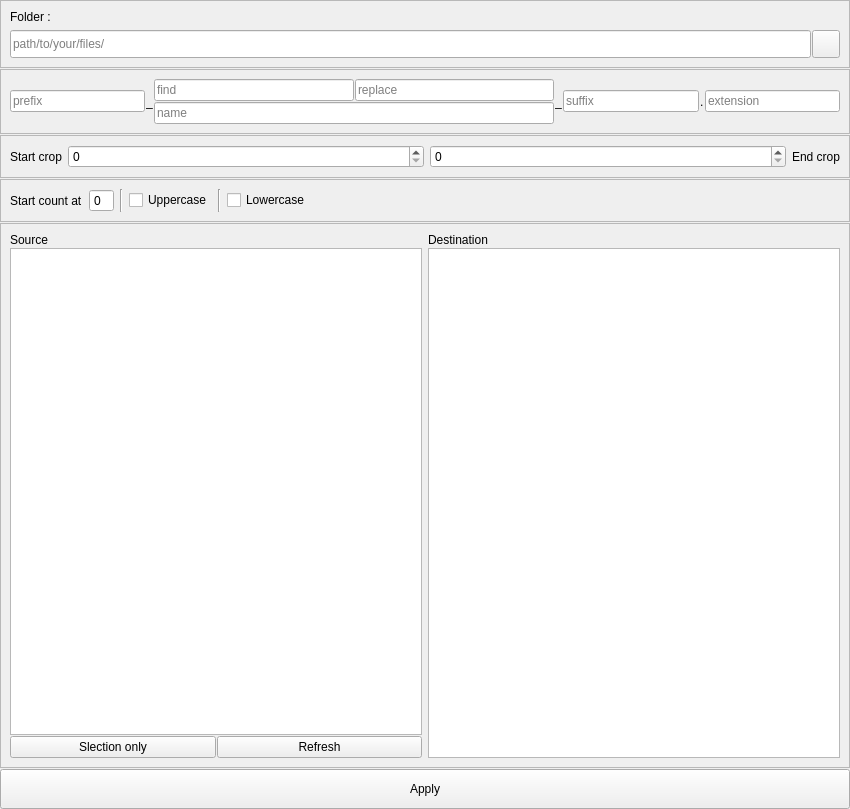
Old version of the form App/ui_files/renamer.ui in the repository Wizard-collab/Wizard.
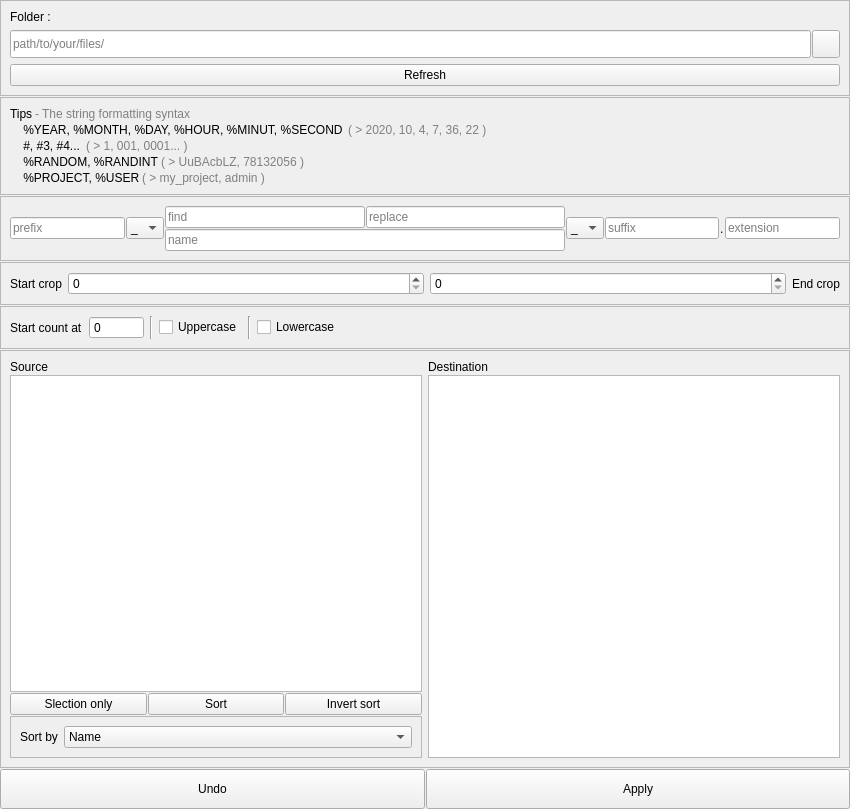
New version of the form.

```diff
--- a/App/ui_files/renamer.ui
+++ b/App/ui_files/renamer.ui
@@ -84,6 +84,172 @@
         </item>
        </layout>
       </item>
+      <item>
+       <widget class="QPushButton" name="renamer_refresh_pushButton">
+        <property name="text">
+         <string>Refresh</string>
+        </property>
+       </widget>
+      </item>
+     </layout>
+    </widget>
+   </item>
+   <item>
+    <widget class="QFrame" name="frame_6">
+     <property name="frameShape">
+      <enum>QFrame::StyledPanel</enum>
+     </property>
+     <property name="frameShadow">
+      <enum>QFrame::Raised</enum>
+     </property>
+     <layout class="QVBoxLayout" name="verticalLayout_3">
+      <property name="spacing">
+       <number>2</number>
+      </property>
+      <item>
+       <layout class="QHBoxLayout" name="horizontalLayout_8">
+        <item>
+         <widget class="QLabel" name="label_10">
+          <property name="sizePolicy">
+           <sizepolicy hsizetype="Fixed" vsizetype="Preferred">
+            <horstretch>0</horstretch>
+            <verstretch>0</verstretch>
+           </sizepolicy>
+          </property>
+          <property name="text">
+           <string>Tips</string>
+          </property>
+         </widget>
+        </item>
+        <item>
+         <widget class="QLabel" name="label_11">
+          <property name="styleSheet">
+           <string notr="true">color:gray;</string>
+          </property>
+          <property name="text">
+           <string>- The string formatting syntax</string>
+          </property>
+         </widget>
+        </item>
+       </layout>
+      </item>
+      <item>
+       <layout class="QHBoxLayout" name="horizontalLayout_9">
+        <property name="topMargin">
+         <number>0</number>
+        </property>
+        <item>
+         <widget class="QLabel" name="label_12">
+          <property name="sizePolicy">
+           <sizepolicy hsizetype="Fixed" vsizetype="Preferred">
+            <horstretch>0</horstretch>
+            <verstretch>0</verstretch>
+           </sizepolicy>
+          </property>
+          <property name="text">
+           <string>    %YEAR, %MONTH, %DAY, %HOUR, %MINUT, %SECOND </string>
+          </property>
+         </widget>
+        </item>
+        <item>
+         <widget class="QLabel" name="label_14">
+          <property name="styleSheet">
+           <string notr="true">color:gray;</string>
+          </property>
+          <property name="text">
+           <string>( &gt; 2020, 10, 4, 7, 36, 22 )</string>
+          </property>
+         </widget>
+        </item>
+       </layout>
+      </item>
+      <item>
+       <layout class="QHBoxLayout" name="horizontalLayout_10">
+        <property name="topMargin">
+         <number>0</number>
+        </property>
+        <item>
+         <widget class="QLabel" name="label_13">
+          <property name="sizePolicy">
+           <sizepolicy hsizetype="Fixed" vsizetype="Preferred">
+            <horstretch>0</horstretch>
+            <verstretch>0</verstretch>
+           </sizepolicy>
+          </property>
+          <property name="text">
+           <string>    #, #3, #4... </string>
+          </property>
+         </widget>
+        </item>
+        <item>
+         <widget class="QLabel" name="label_15">
+          <property name="styleSheet">
+           <string notr="true">color:gray;</string>
+          </property>
+          <property name="text">
+           <string>( &gt; 1, 001, 0001... )</string>
+          </property>
+         </widget>
+        </item>
+       </layout>
+      </item>
+      <item>
+       <layout class="QHBoxLayout" name="horizontalLayout_11">
+        <item>
+         <widget class="QLabel" name="label_16">
+          <property name="sizePolicy">
+           <sizepolicy hsizetype="Fixed" vsizetype="Preferred">
+            <horstretch>0</horstretch>
+            <verstretch>0</verstretch>
+           </sizepolicy>
+          </property>
+          <property name="text">
+           <string>    %RANDOM, %RANDINT</string>
+          </property>
+         </widget>
+        </item>
+        <item>
+         <widget class="QLabel" name="label_17">
+          <property name="styleSheet">
+           <string notr="true">color:gray;</string>
+          </property>
+          <property name="text">
+           <string>( &gt; UuBAcbLZ, 78132056 )</string>
+          </property>
+         </widget>
+        </item>
+       </layout>
+      </item>
+      <item>
+       <layout class="QHBoxLayout" name="horizontalLayout_12">
+        <property name="topMargin">
+         <number>0</number>
+        </property>
+        <item>
+         <widget class="QLabel" name="label_18">
+          <property name="sizePolicy">
+           <sizepolicy hsizetype="Fixed" vsizetype="Preferred">
+            <horstretch>0</horstretch>
+            <verstretch>0</verstretch>
+           </sizepolicy>
+          </property>
+          <property name="text">
+           <string>    %PROJECT, %USER</string>
+          </property>
+         </widget>
+        </item>
+        <item>
+         <widget class="QLabel" name="label_19">
+          <property name="styleSheet">
+           <string notr="true">color:gray;</string>
+          </property>
+          <property name="text">
+           <string>( &gt; my_project, admin )</string>
+          </property>
+         </widget>
+        </item>
+       </layout>
+      </item>
      </layout>
     </widget>
    </item>
@@ -107,13 +273,28 @@
        </widget>
       </item>
       <item>
-       <widget class="QLabel" name="label_3">
-        <property name="text">
-         <string>_</string>
+       <widget class="QComboBox" name="renamer_first_splitter_comboBox">
+        <property name="maximumSize">
+         <size>
+          <width>45</width>
+          <height>16777215</height>
+         </size>
         </property>
-        <property name="alignment">
-         <set>Qt::AlignLeading|Qt::AlignLeft|Qt::AlignVCenter</set>
-        </property>
+        <item>
+         <property name="text">
+          <string>_</string>
+         </property>
+        </item>
+        <item>
+         <property name="text">
+          <string>.</string>
+         </property>
+        </item>
+        <item>
+         <property name="text">
+          <string>-</string>
+         </property>
+        </item>
        </widget>
       </item>
       <item>
@@ -161,13 +342,28 @@
        </layout>
       </item>
       <item>
-       <widget class="QLabel" name="label_4">
-        <property name="text">
-         <string>_</string>
+       <widget class="QComboBox" name="renamer_second_splitter_comboBox">
+        <property name="maximumSize">
+         <size>
+          <width>45</width>
+          <height>16777215</height>
+         </size>
         </property>
-        <property name="alignment">
-         <set>Qt::AlignLeading|Qt::AlignLeft|Qt::AlignVCenter</set>
-        </property>
+        <item>
+         <property name="text">
+          <string>_</string>
+         </property>
+        </item>
+        <item>
+         <property name="text">
+          <string>.</string>
+         </property>
+        </item>
+        <item>
+         <property name="text">
+          <string>-</string>
+         </property>
+        </item>
        </widget>
       </item>
       <item>
@@ -262,6 +458,12 @@
         <property name="buttonSymbols">
          <enum>QAbstractSpinBox::NoButtons</enum>
         </property>
+        <property name="minimum">
+         <number>-9999999</number>
+        </property>
+        <property name="maximum">
+         <number>9999999</number>
+        </property>
        </widget>
       </item>
       <item>
@@ -349,14 +551,66 @@
            </widget>
           </item>
           <item>
-           <widget class="QPushButton" name="renamer_refresh_pushButton">
+           <widget class="QPushButton" name="renamer_sort_pushButton">
             <property name="text">
-             <string>Refresh</string>
+             <string>Sort</string>
+            </property>
+           </widget>
+          </item>
+          <item>
+           <widget class="QPushButton" name="renamer_invert_sort_pushButton">
+            <property name="text">
+             <string>Invert sort</string>
             </property>
            </widget>
           </item>
          </layout>
         </item>
+        <item>
+         <widget class="QFrame" name="frame_7">
+          <property name="minimumSize">
+           <size>
+            <width>0</width>
+            <height>20</height>
+           </size>
+          </property>
+          <property name="frameShape">
+           <enum>QFrame::StyledPanel</enum>
+          </property>
+          <property name="frameShadow">
+           <enum>QFrame::Raised</enum>
+          </property>
+          <layout class="QHBoxLayout" name="horizontalLayout_13">
+           <item>
+            <widget class="QLabel" name="label_3">
+             <property name="sizePolicy">
+              <sizepolicy hsizetype="Fixed" vsizetype="Preferred">
+               <horstretch>0</horstretch>
+               <verstretch>0</verstretch>
+              </sizepolicy>
+             </property>
+             <property name="text">
+              <string>Sort by</string>
+             </property>
+            </widget>
+           </item>
+           <item>
+            <widget class="QComboBox" name="renamer_sortby_comboBox">
+             <item>
+              <property name="text">
+               <string>Name</string>
+              </property>
+             </item>
+             <item>
+              <property name="text">
+               <string>Date</string>
+              </property>
+             </item>
+            </widget>
+           </item>
+          </layout>
+         </widget>
+        </item>
        </layout>
       </item>
       <item>
@@ -380,17 +634,40 @@
     </widget>
    </item>
    <item>
-    <widget class="QPushButton" name="renamer_apply_pushButton">
-     <property name="minimumSize">
-      <size>
-       <width>0</width>
-       <height>40</height>
-      </size>
+    <layout class="QHBoxLayout" name="horizontalLayout_14">
+     <property name="spacing">
+      <number>1</number>
      </property>
-     <property name="text">
-      <string>Apply</string>
+     <property name="topMargin">
+      <number>0</number>
      </property>
-    </widget>
+     <item>
+      <widget class="QPushButton" name="renamer_undo_pushButton">
+       <property name="minimumSize">
+        <size>
+         <width>0</width>
+         <height>40</height>
+        </size>
+       </property>
+       <property name="text">
+        <string>Undo</string>
+       </property>
+      </widget>
+     </item>
+     <item>
+      <widget class="QPushButton" name="renamer_apply_pushButton">
+       <property name="minimumSize">
+        <size>
+         <width>0</width>
+         <height>40</height>
+        </size>
+       </property>
+       <property name="text">
+        <string>Apply</string>
+       </property>
+      </widget>
+     </item>
+    </layout>
    </item>
   </layout>
  </widget>
```
